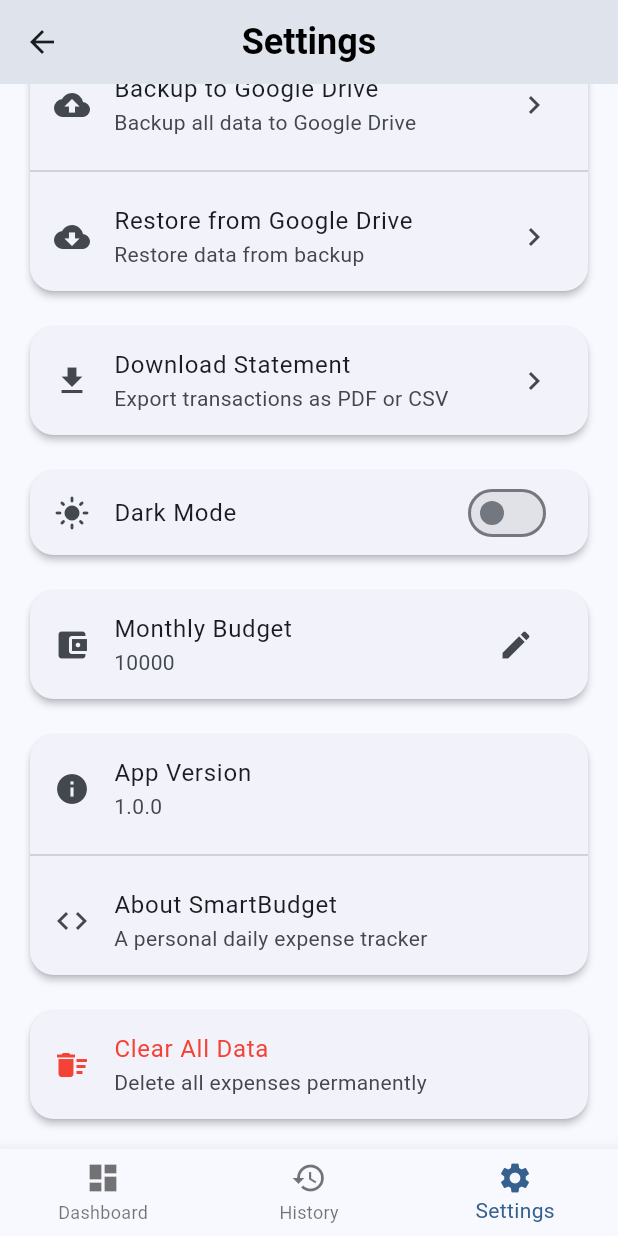
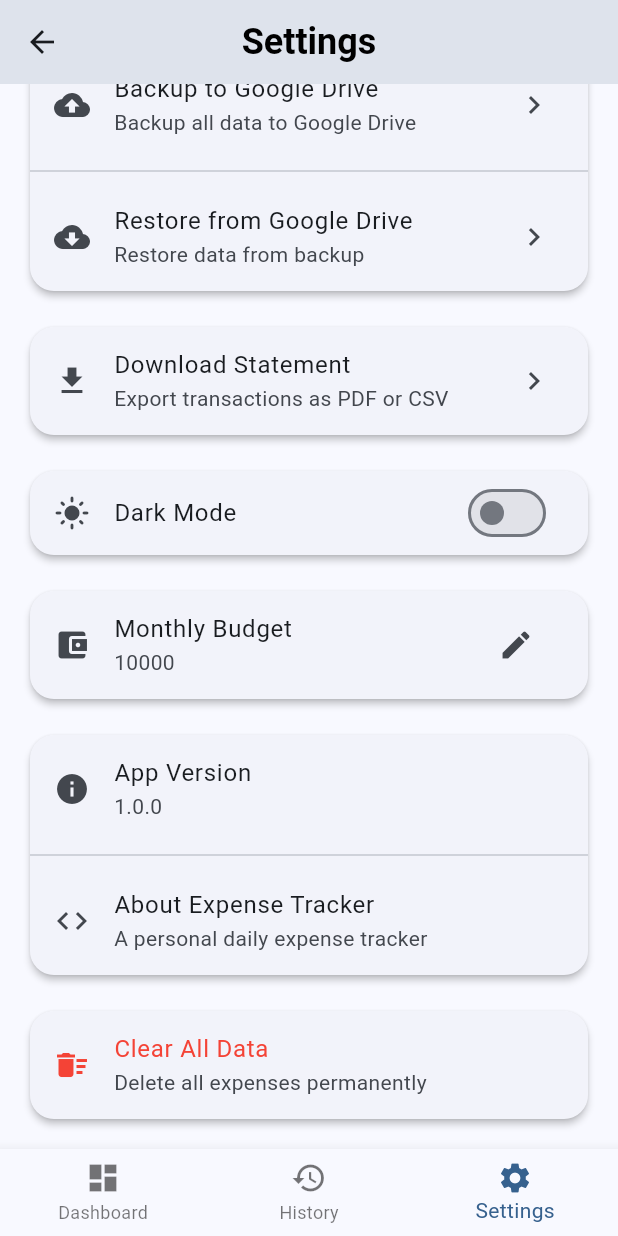
Before and after one commit to arafat-mahmud/expensetracker, a Flutter app: the SettingsPage screen opened by its route, scrolled down 234 dp, on a phone screen of 412 x 824 dp. Run offline on Flutter 3.47's test engine with Material 3 defaults, Android fonts, the phone set to English and light mode, and no system bars; our stand-ins replace cloud_firestore, firebase_auth, firebase_core, fl_chart, google_fonts, google_sign_in and 5 more; missing offline and left inert: googleapis; accounts and stored records are empty.

Commit message:
fix: Update application name to "Expense Tracker" in settings page

```diff
--- a/lib/screens/settings_page.dart
+++ b/lib/screens/settings_page.dart
@@ -190,7 +190,7 @@ class _SettingsPageState extends State<SettingsPage> {
                 const Divider(),
                 ListTile(
                   leading: const Icon(Icons.code),
-                  title: const Text('About SmartBudget'),
+                  title: const Text('About Expense Tracker'),
                   subtitle: const Text('A personal daily expense tracker'),
                   onTap: () {
                     _showAboutDialog(context);
@@ -453,7 +453,7 @@ class _SettingsPageState extends State<SettingsPage> {
   void _showAboutDialog(BuildContext context) {
     showAboutDialog(
       context: context,
-      applicationName: 'SmartBudget',
+      applicationName: 'Expense Tracker',
       applicationVersion: '1.0.0',
       applicationIcon: const Icon(Icons.account_balance_wallet, size: 48),
       children: [
@@ -461,11 +461,7 @@ class _SettingsPageState extends State<SettingsPage> {
           'A personal daily expense tracker with modern dashboard, '
           'category-wise analysis, and budget management features.',
         ),
-        const SizedBox(height: 16),
-        const Text(
-          'Built with Flutter, Hive, and FL Chart.',
-          style: TextStyle(fontStyle: FontStyle.italic),
-        ),
+        const SizedBox(height: 8),
       ],
     );
   }
```
